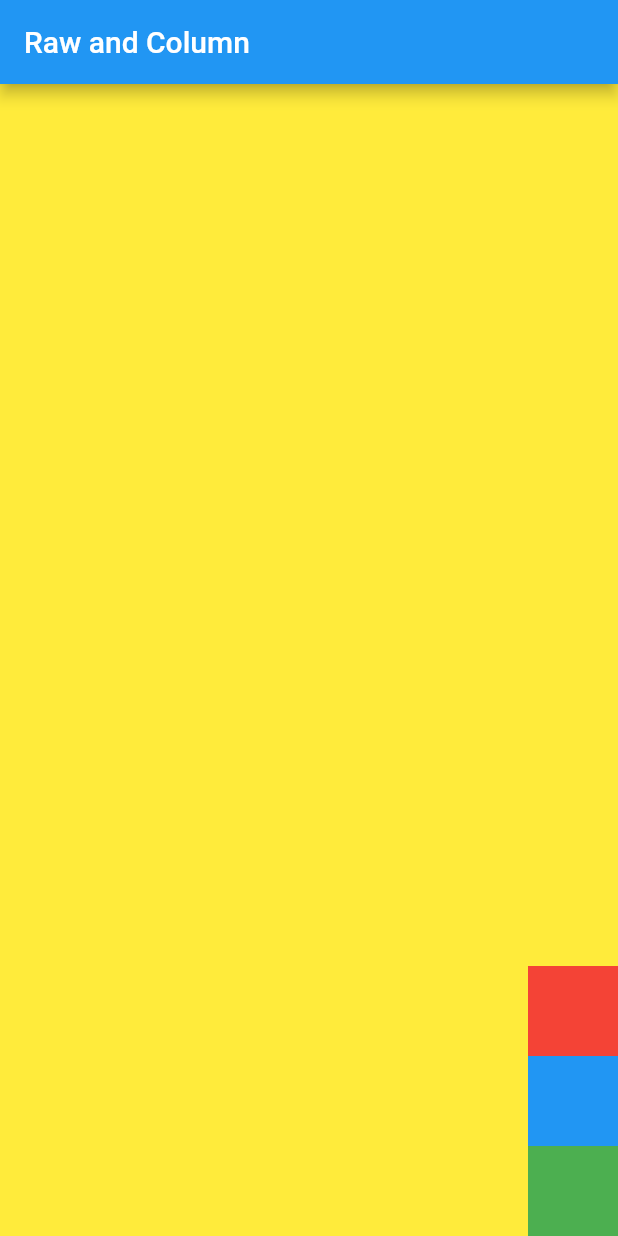
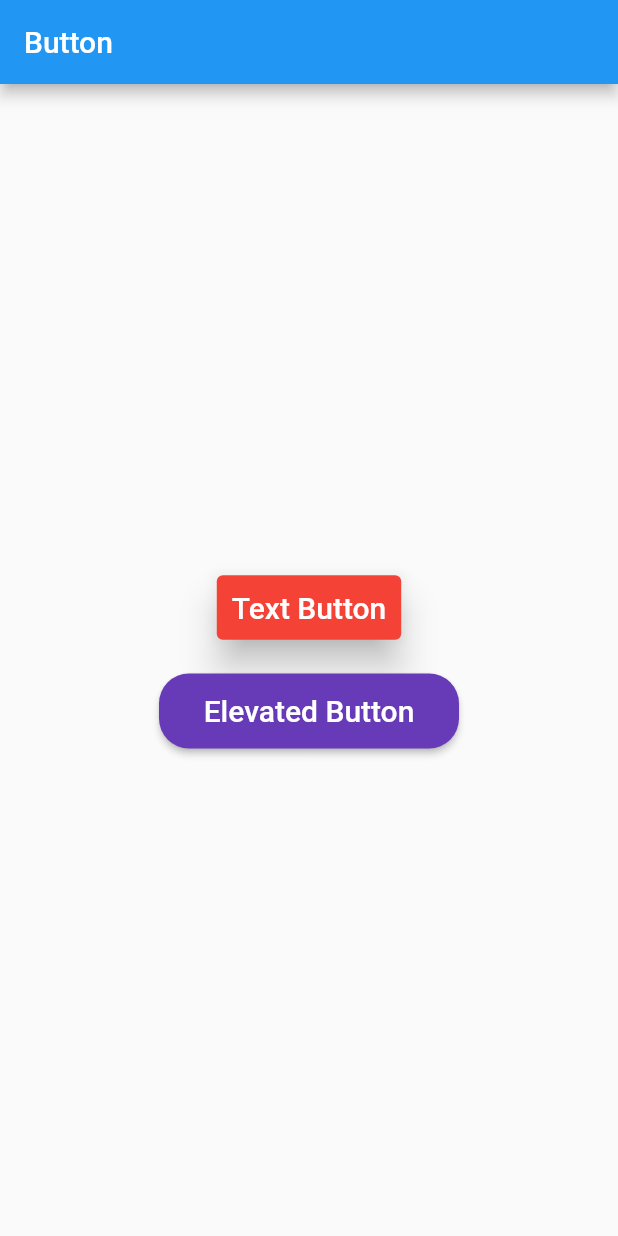
Before and after one commit to goimmence/immencers-app, a Flutter app: the screen it shows after launch, on a phone screen of 412 x 824 dp. Run offline on Flutter 3.47's test engine with Material 2 defaults, Android fonts, the phone set to English and light mode, and no system bars.

Commit message:
build: add text and elevated buttons

```diff
--- a/lib/main.dart
+++ b/lib/main.dart
@@ -1,4 +1,5 @@
 import 'package:flutter/material.dart';
+import 'package:flutter_basic/widgets/button.dart';
 import 'package:flutter_basic/widgets/container_and_sizedbox.dart';
 import 'package:flutter_basic/widgets/row_and_column.dart';
 
@@ -16,7 +17,8 @@ class MyApp extends StatelessWidget {
         primaryColor: Colors.deepPurple,
       ),
       // home: const ContainerAndSized();
-      home: const RowAndColumn(),
+      // home: const RowAndColumn(),
+      home: const Button(),
     );
   }
 }
--- /dev/null
+++ b/lib/widgets/button.dart
@@ -0,0 +1,66 @@
+import 'dart:io';
+
+import 'package:flutter/material.dart';
+
+class Button extends StatelessWidget {
+  const Button({Key? key}) : super(key: key);
+
+  @override
+  Widget build(BuildContext context) {
+    return Scaffold(
+      appBar: AppBar(
+        title: const Text("Button"),
+      ),
+      body: Center(
+        child: Column(
+          mainAxisAlignment: MainAxisAlignment.center,
+          children: [
+            TextButton(
+              style: ButtonStyle(
+                padding: MaterialStateProperty.all(const EdgeInsets.all(10)),
+                overlayColor: MaterialStateProperty.all(Colors.black),
+                backgroundColor: MaterialStateProperty.all(Colors.red),
+                elevation: MaterialStateProperty.all(10),
+              ),
+              onPressed: () {},
+              child: const Text(
+                "Text Button",
+                style: TextStyle(
+                  color: Colors.white,
+                  fontSize: 20,
+                ),
+              ),
+            ),
+            const SizedBox(
+              height: 20,
+            ),
+            Container(
+              height: 50,
+              width: 200,
+              child: ElevatedButton(
+                style: ButtonStyle(
+                  backgroundColor:
+                      MaterialStateProperty.all(Theme.of(context).primaryColor),
+                  shape: MaterialStateProperty.all(
+                    RoundedRectangleBorder(
+                      borderRadius: BorderRadius.circular(20),
+                    ),
+                  ),
+                ),
+                onPressed: () {
+                  debugPrint("Button pressed");
+                },
+                child: const Text(
+                  "Elevated Button",
+                  style: TextStyle(
+                    fontSize: 20,
+                  ),
+                ),
+              ),
+            ),
+          ],
+        ),
+      ),
+    );
+  }
+}
--- a/lib/widgets/row_and_column.dart
+++ b/lib/widgets/row_and_column.dart
@@ -27,11 +27,11 @@ class RowAndColumn extends StatelessWidget {
           - In profile screen or in bio if you use Raw[] text will be overflow.
           - If you use Wrap[] text will automatically adjust and take shape like paragraph.
         */
-        // Change this child: Raw[], Wrap[], Column[]
+        // Change this child: Raw(), Wrap(), Column()
         child: Column(
           // direction: Axis.vertical,
           // alignment: WrapAlignment.center,
-          mainAxisAlignment: MainAxisAlignment.end,
+          mainAxisAlignment: MainAxisAlignment.start,
           crossAxisAlignment: CrossAxisAlignment.end,
           children: [
             Container(
```
